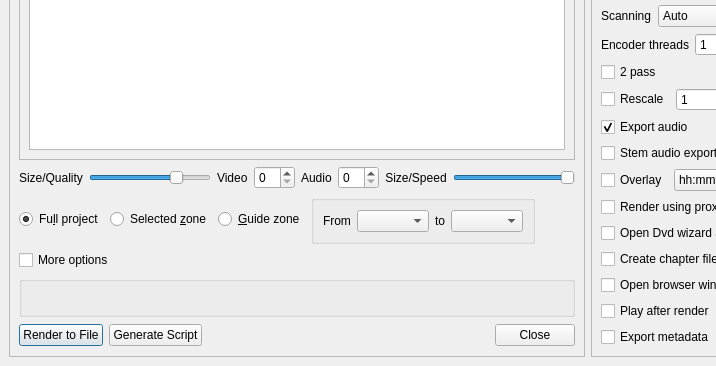
KDE/kdenlive, file src/ui/renderwidget_ui.ui: the form before one commit; both pictures show x 0 to 716 and y 236 to 602 of the 1119 by 602 pixel window.
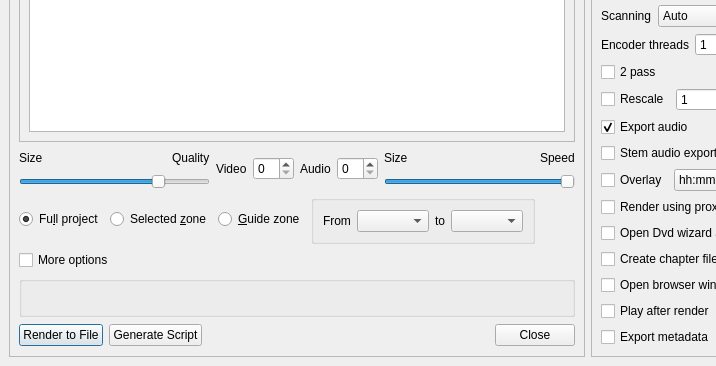
The form after the commit. Custom widgets are drawn as their Qt base class.

Commit message: renderwidget sliders labels; no error clicking category

```diff
--- a/src/ui/renderwidget_ui.ui
+++ b/src/ui/renderwidget_ui.ui
@@ -151,13 +151,8 @@
           <item>
            <layout class="QHBoxLayout" name="sizeGroup">
             <item>
-             <widget class="QLabel" name="qualityLabel">
-              <property name="text">
-               <string>Size/Quality</string>
-              </property>
-             </widget>
-            </item>
-            <item>
+             <layout class="QGridLayout" name="qualityGroup">
+              <item row="2" column="0" colspan="3">
              <widget class="QSlider" name="quality">
               <property name="sizePolicy">
                <sizepolicy hsizetype="MinimumExpanding" vsizetype="Fixed">
@@ -179,6 +174,35 @@
               </property>
              </widget>
             </item>
+              <item row="0" column="0">
+               <widget class="QLabel" name="qualitySizeLabel">
+                <property name="text">
+                 <string>Size</string>
+                </property>
+               </widget>
+              </item>
+              <item row="0" column="2">
+               <widget class="QLabel" name="qualityLabel">
+                <property name="text">
+                 <string>Quality</string>
+                </property>
+               </widget>
+              </item>
+              <item row="0" column="1">
+               <spacer name="qualitySpace">
+                <property name="orientation">
+                 <enum>Qt::Horizontal</enum>
+                </property>
+                <property name="sizeHint" stdset="0">
+                 <size>
+                  <width>40</width>
+                  <height>20</height>
+                 </size>
+                </property>
+               </spacer>
+              </item>
+             </layout>
+            </item>
             <item>
              <widget class="QLabel" name="videoLabel">
               <property name="text">
@@ -200,22 +224,35 @@
              <widget class="QSpinBox" name="audio"/>
             </item>
             <item>
-             <widget class="QLabel" name="audiobitrateLabel">
-              <property name="sizePolicy">
-               <sizepolicy hsizetype="Maximum" vsizetype="Preferred">
-                <horstretch>0</horstretch>
-                <verstretch>0</verstretch>
-               </sizepolicy>
-              </property>
+             <layout class="QGridLayout" name="speedGroup">
+              <item row="0" column="0">
+               <widget class="QLabel" name="speedSizeLabel">
               <property name="text">
-               <string>Size/Speed</string>
-              </property>
-              <property name="alignment">
-               <set>Qt::AlignCenter</set>
-              </property>
-             </widget>
-            </item>
-            <item>
+                 <string>Size</string>
+                </property>
+               </widget>
+              </item>
+              <item row="0" column="1">
+               <spacer name="speedSpace">
+                <property name="orientation">
+                 <enum>Qt::Horizontal</enum>
+                </property>
+                <property name="sizeHint" stdset="0">
+                 <size>
+                  <width>40</width>
+                  <height>20</height>
+                 </size>
+                </property>
+               </spacer>
+              </item>
+              <item row="0" column="2">
+               <widget class="QLabel" name="speedLabel">
+                <property name="text">
+                 <string>Speed</string>
+                </property>
+               </widget>
+              </item>
+              <item row="1" column="0" colspan="3">
              <widget class="QSlider" name="speed">
               <property name="sizePolicy">
                <sizepolicy hsizetype="MinimumExpanding" vsizetype="Fixed">
@@ -236,6 +273,8 @@
                <enum>Qt::Horizontal</enum>
               </property>
              </widget>
+              </item>
+             </layout>
             </item>
            </layout>
           </item>
```
Lines whose indentation alone changed are shown as unchanged. The commit also changes 1 other file.
